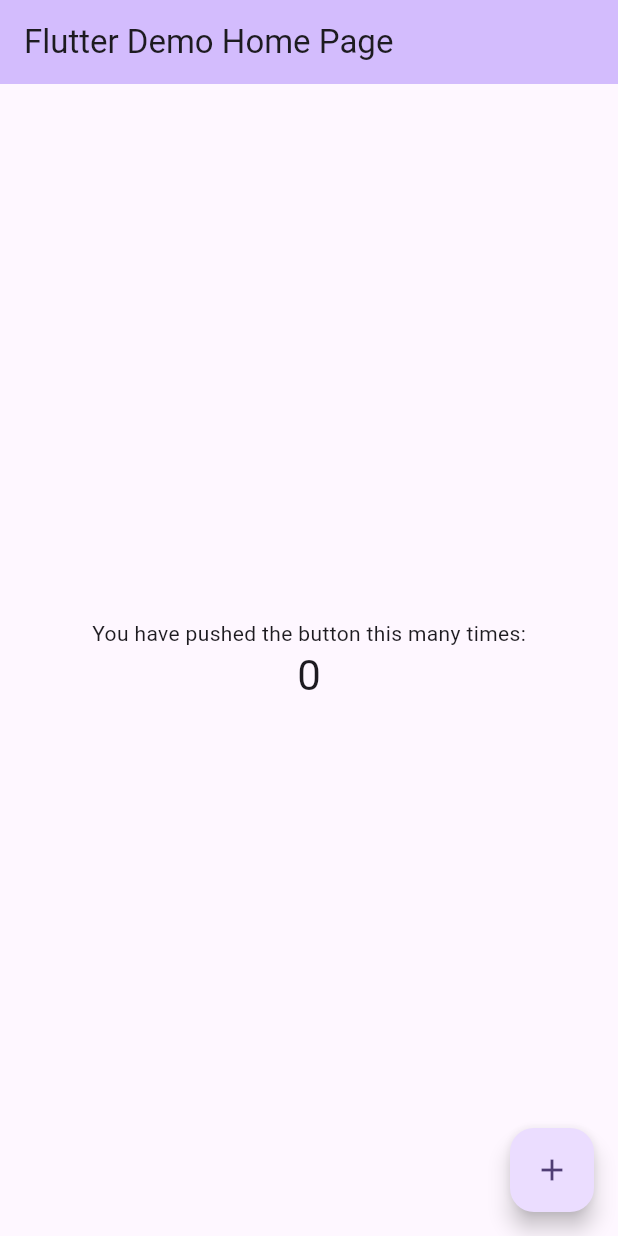
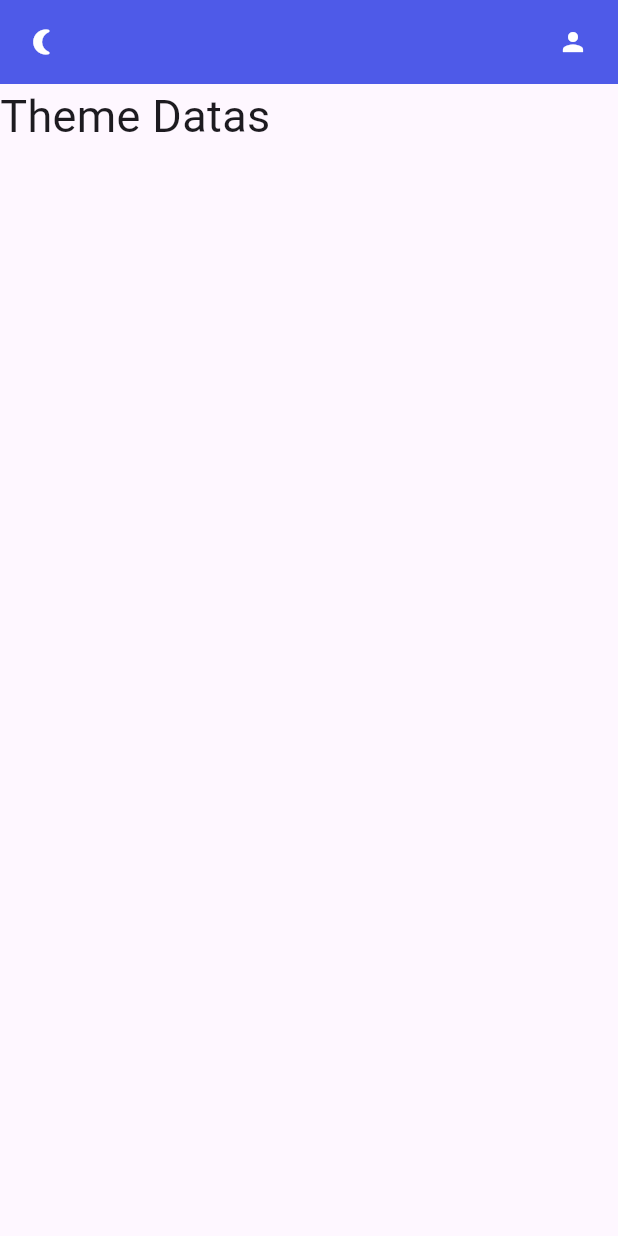
Before and after one commit to caernations/to_do_app, a Flutter app: the screen it shows after launch, on a phone screen of 412 x 824 dp. Run offline on Flutter 3.47's test engine with Material 3 defaults, Android fonts, the phone set to English and light mode, and no system bars; our stand-ins replace get, get_storage.

Commit message:
feat: theme switching

```diff
--- a/lib/main.dart
+++ b/lib/main.dart
@@ -1,7 +1,13 @@
 import 'package:flutter/material.dart';
+import 'package:get/get_navigation/src/root/get_material_app.dart';
+import 'package:get_storage/get_storage.dart';
+import 'package:to_do_app/services/theme_services.dart';
+import 'package:to_do_app/ui/home_page.dart';
+import 'package:to_do_app/ui/theme.dart';
 
-void main() {
-  runApp(const MyApp());
+Future<void> main() async {
+  await GetStorage.init();
+  runApp(MyApp());
 }
 
 class MyApp extends StatelessWidget {
@@ -10,116 +16,14 @@
   // This widget is the root of your application.
   @override
   Widget build(BuildContext context) {
-    return MaterialApp(
-      title: 'Flutter Demo',
-      theme: ThemeData(
-        // This is the theme of your application.
-        //
-        // TRY THIS: Try running your application with "flutter run". You'll see
-        // the application has a purple toolbar. Then, without quitting the app,
-        // try changing the seedColor in the colorScheme below to Colors.green
-        // and then invoke "hot reload" (save your changes or press the "hot
-        // reload" button in a Flutter-supported IDE, or press "r" if you used
-        // the command line to start the app).
-        //
-        // Notice that the counter didn't reset back to zero; the application
-        // state is not lost during the reload. To reset the state, use hot
-        // restart instead.
-        //
-        // This works for code too, not just values: Most code changes can be
-        // tested with just a hot reload.
-        colorScheme: ColorScheme.fromSeed(seedColor: Colors.deepPurple),
-        useMaterial3: true,
-      ),
-      home: const MyHomePage(title: 'Flutter Demo Home Page'),
+    return GetMaterialApp(
+        title: 'Flutter Demo',
+        debugShowCheckedModeBanner: false,
+        theme: Themes.light,
+        darkTheme: Themes.dark,
+        themeMode: ThemeService().theme,
+
+        home: HomePage()
     );
   }
 }
-
-class MyHomePage extends StatefulWidget {
-  const MyHomePage({super.key, required this.title});
-
-  // This widget is the home page of your application. It is stateful, meaning
-  // that it has a State object (defined below) that contains fields that affect
-  // how it looks.
-
-  // This class is the configuration for the state. It holds the values (in this
-  // case the title) provided by the parent (in this case the App widget) and
-  // used by the build method of the State. Fields in a Widget subclass are
-  // always marked "final".
-
-  final String title;
-
-  @override
-  State<MyHomePage> createState() => _MyHomePageState();
-}
-
-class _MyHomePageState extends State<MyHomePage> {
-  int _counter = 0;
-
-  void _incrementCounter() {
-    setState(() {
-      // This call to setState tells the Flutter framework that something has
-      // changed in this State, which causes it to rerun the build method below
-      // so that the display can reflect the updated values. If we changed
-      // _counter without calling setState(), then the build method would not be
-      // called again, and so nothing would appear to happen.
-      _counter++;
-    });
-  }
-
-  @override
-  Widget build(BuildContext context) {
-    // This method is rerun every time setState is called, for instance as done
-    // by the _incrementCounter method above.
-    //
-    // The Flutter framework has been optimized to make rerunning build methods
-    // fast, so that you can just rebuild anything that needs updating rather
-    // than having to individually change instances of widgets.
-    return Scaffold(
-      appBar: AppBar(
-        // TRY THIS: Try changing the color here to a specific color (to
-        // Colors.amber, perhaps?) and trigger a hot reload to see the AppBar
-        // change color while the other colors stay the same.
-        backgroundColor: Theme.of(context).colorScheme.inversePrimary,
-        // Here we take the value from the MyHomePage object that was created by
-        // the App.build method, and use it to set our appbar title.
-        title: Text(widget.title),
-      ),
-      body: Center(
-        // Center is a layout widget. It takes a single child and positions it
-        // in the middle of the parent.
-        child: Column(
-          // Column is also a layout widget. It takes a list of children and
-          // arranges them vertically. By default, it sizes itself to fit its
-          // children horizontally, and tries to be as tall as its parent.
-          //
-          // Column has various properties to control how it sizes itself and
-          // how it positions its children. Here we use mainAxisAlignment to
-          // center the children vertically; the main axis here is the vertical
-          // axis because Columns are vertical (the cross axis would be
-          // horizontal).
-          //
-          // TRY THIS: Invoke "debug painting" (choose the "Toggle Debug Paint"
-          // action in the IDE, or press "p" in the console), to see the
-          // wireframe for each widget.
-          mainAxisAlignment: MainAxisAlignment.center,
-          children: <Widget>[
-            const Text(
-              'You have pushed the button this many times:',
-            ),
-            Text(
-              '$_counter',
-              style: Theme.of(context).textTheme.headlineMedium,
-            ),
-          ],
-        ),
-      ),
-      floatingActionButton: FloatingActionButton(
-        onPressed: _incrementCounter,
-        tooltip: 'Increment',
-        child: const Icon(Icons.add),
-      ), // This trailing comma makes auto-formatting nicer for build methods.
-    );
-  }
-}
--- /dev/null
+++ b/lib/services/theme_services.dart
@@ -0,0 +1,19 @@
+import 'package:flutter/material.dart';
+import 'package:get/get.dart';
+import 'package:get/get_core/src/get_main.dart';
+import 'package:get_storage/get_storage.dart';
+
+class ThemeService {
+  final _box = GetStorage();
+  final _key = 'isDarkMode';
+
+  _saveThemeToBox(bool isDarkMode)=>_box.write(_key, isDarkMode);
+
+  bool _loadThemeFromBox()=>_box.read(_key) ?? false;
+  ThemeMode get theme=> _loadThemeFromBox() ? ThemeMode.dark:ThemeMode.light;
+
+  void switchTheme(){
+    Get.changeThemeMode(_loadThemeFromBox() ? ThemeMode.light : ThemeMode.dark);
+    _saveThemeToBox(!_loadThemeFromBox());
+  }
+}
--- /dev/null
+++ b/lib/ui/home_page.dart
@@ -0,0 +1,47 @@
+import 'package:flutter/cupertino.dart';
+import 'package:flutter/material.dart';
+import 'package:to_do_app/services/theme_services.dart';
+
+class HomePage extends StatefulWidget {
+  const HomePage({super.key});
+
+  @override
+  State<HomePage> createState() => _HomePageState();
+}
+
+class _HomePageState extends State<HomePage> {
+
+  @override
+  Widget build(BuildContext context) {
+    print(Theme.of(context).appBarTheme.backgroundColor);
+    print(Theme.of(context).primaryColor);
+    return Scaffold(
+      appBar: _appBar(),
+      body: Column(
+        children: [
+          Text("Theme Datas",
+          style: TextStyle(
+            fontSize: 30
+          ),
+          )
+        ],
+      ),
+
+    );
+  }
+}
+
+_appBar(){
+  return AppBar(
+    leading: GestureDetector(
+      onTap:(){
+        ThemeService().switchTheme();
+      },
+      child: Icon(Icons.nightlight_round, size: 20,),
+    ),
+    actions: [
+      Icon(Icons.person, size: 20,),
+      SizedBox(width: 20,),
+    ],
+  );
+}
--- /dev/null
+++ b/lib/ui/theme.dart
@@ -0,0 +1,34 @@
+import 'dart:ui';
+
+import 'package:flutter/material.dart';
+
+
+const Color bluishClr = Color(0xFF4e5ae8);
+const Color yellowClr = Color (0xFFFFB746);
+const Color pinkclr = Color(0xFFFf4667);
+const Color white = Colors.white;
+const primaryClr = bluishClr;
+const Color darkGreyClr = Color (0xFF121212);
+Color darkHeaderClr = Color (0xFF424242);
+
+class Themes {
+  static final light = ThemeData(
+    primaryColor: bluishClr,
+    brightness: Brightness.light,
+    appBarTheme: AppBarTheme(
+      backgroundColor: bluishClr,  // AppBar color for light theme
+      iconTheme: IconThemeData(color: Colors.white),
+      titleTextStyle: TextStyle(color: Colors.white, fontSize: 20),
+    ),
+  );
+
+  static final dark = ThemeData(
+    primaryColor: darkGreyClr,
+    brightness: Brightness.dark,
+    appBarTheme: AppBarTheme(
+      backgroundColor: darkHeaderClr,  // AppBar color for dark theme
+      iconTheme: IconThemeData(color: Colors.white),
+      titleTextStyle: TextStyle(color: Colors.white, fontSize: 20),
+    ),
+  );
+}
--- a/pubspec.yaml
+++ b/pubspec.yaml
@@ -35,6 +35,10 @@
   # The following adds the Cupertino Icons font to your application.
   # Use with the CupertinoIcons class for iOS style icons.
   cupertino_icons: ^1.0.8
+  get_storage:
+  get:
+
+
 
 dev_dependencies:
   flutter_test:
```
Also changed, not shown: pubspec.lock, 2 other files.
